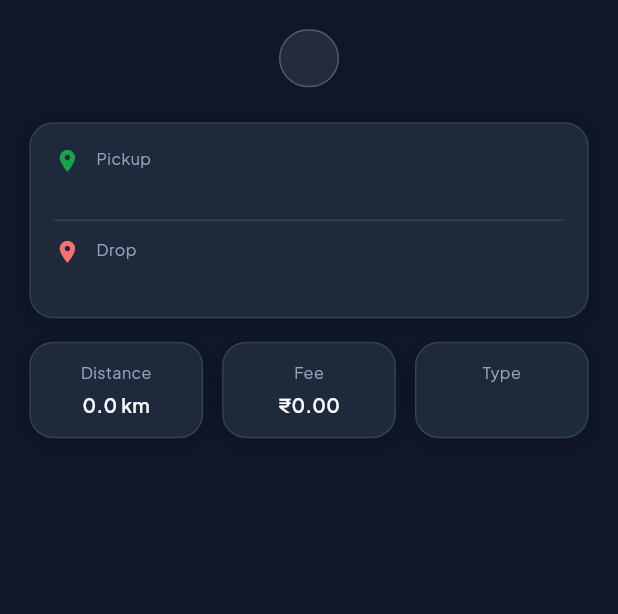
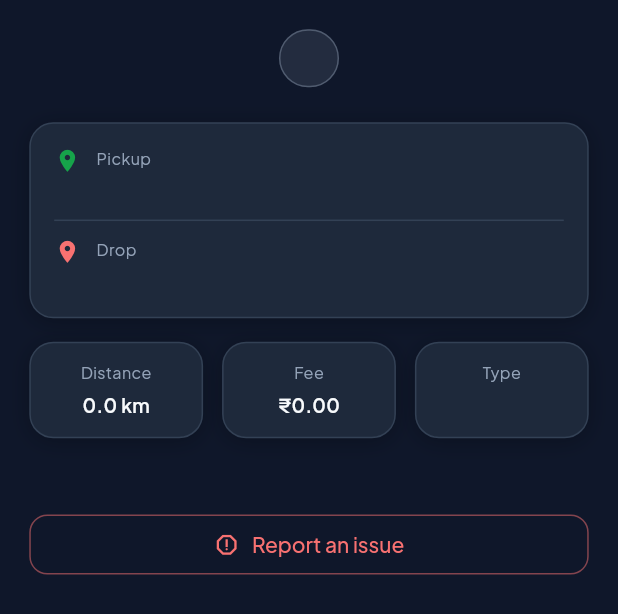
Before and after one commit to muhammed-ziyan-ummalil/sos_logistics, a Flutter app: the _DeliveryDetail widget shown alone on an empty page, opened directly with empty values, on a phone screen of 412 x 824 dp. Shown: the top 614 px of the screen. Run offline on Flutter 3.47's test engine with Material 3 defaults, Android fonts, the phone set to English and light mode, and no system bars; our stand-ins replace dio, equatable, firebase_core, firebase_messaging, flutter_bloc, flutter_local_notifications and 8 more; missing offline and left inert: sos_auth; accounts and stored records are empty; network calls fail; statements that could not run were skipped.

Commit message:
feat: driver report-issue + shared report sheet
Generalise ReportIssueSheet to take an onSubmit callback so owner and driver
reuse it. Driver gets a 'Report an issue' button on the active delivery screen
(posts to delivery/report-issue via reportDriverDeliveryIssue); owner caller
updated to pass its own submit.

```diff
--- a/lib/Screens/delivery/active_delivery_screen.dart
+++ b/lib/Screens/delivery/active_delivery_screen.dart
@@ -7,7 +7,9 @@ import '../../Bloc/ActiveDelivery/active_delivery_state.dart';
 import '../../Model/delivery_model.dart';
 import '../../core/app_theme.dart';
 import '../../core/app_constants.dart';
+import '../../utility/api_service.dart';
 import '../../widgets/widgets.dart';
+import '../owner/delivery/report_issue_sheet.dart';
 
 class ActiveDeliveryScreen extends StatefulWidget {
   const ActiveDeliveryScreen({super.key});
@@ -345,6 +347,29 @@ class _DeliveryDetailState extends State<_DeliveryDetail> {
               ),
             ],
           ],
+
+          // ── Report an issue (available on any active delivery) ────────────
+          SizedBox(height: 16.h),
+          SizedBox(
+            width: double.infinity,
+            child: OutlinedButton.icon(
+              onPressed: () => ReportIssueSheet.show(
+                context,
+                (t, d) => ApiServiceUnified.instance.reportDriverDeliveryIssue(
+                  deliveryId: delivery.id,
+                  issueType: t,
+                  description: d,
+                ),
+              ),
+              icon: Icon(Icons.report_gmailerrorred_outlined, size: 18.r),
+              label: const Text('Report an issue'),
+              style: OutlinedButton.styleFrom(
+                foregroundColor: scheme.error,
+                side: BorderSide(color: scheme.error.withValues(alpha: 0.5)),
+                padding: EdgeInsets.symmetric(vertical: 10.h),
+              ),
+            ),
+          ),
         ],
       ),
     );
--- a/lib/utility/api_service.dart
+++ b/lib/utility/api_service.dart
@@ -107,6 +107,18 @@ class ApiServiceUnified {
   }) =>
       post('owner/delivery-issue', data: {
         'request_id': requestId,
+        'issue_type': issueType,
+        'description': description,
+      });
+
+  // Driver raises an issue on the delivery they are running.
+  Future<Map<String, dynamic>> reportDriverDeliveryIssue({
+    required int deliveryId,
+    required String issueType,
+    String description = '',
+  }) =>
+      post('delivery/report-issue', data: {
+        'delivery_id': deliveryId,
         'issue_type': issueType,
         'description': description,
       });
```
Also changed, not shown: lib/Screens/owner/delivery/my_quotes_screen.dart (+10 -2 lines), lib/Screens/owner/delivery/report_issue_sheet.dart (+11 -12 lines).
